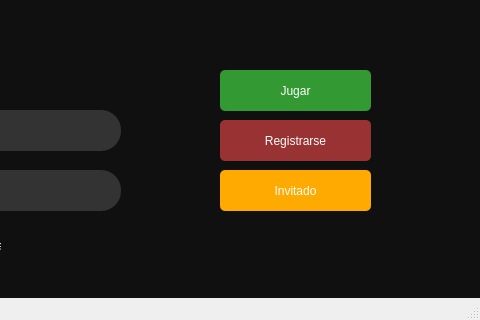
Qt form sesion.ui (javierjose1224/Proyecto_final) before a commit; both pictures show x 270 to 750 and y 130 to 450 of the 750 by 450 pixel window.
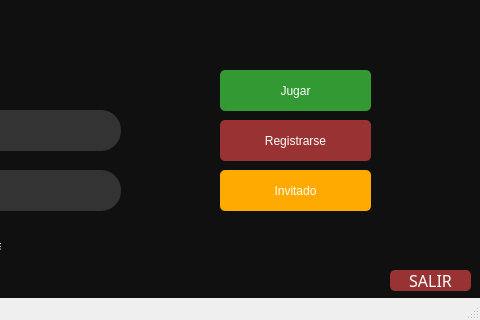
The same form after that commit. Icons and pictures are not drawn.

What changed in the file:
```diff
--- a/sesion.ui
+++ b/sesion.ui
@@ -675,6 +675,35 @@
       <string/>
      </property>
     </widget>
+    <widget class="QPushButton" name="SALIR">
+     <property name="geometry">
+      <rect>
+       <x>660</x>
+       <y>400</y>
+       <width>81</width>
+       <height>21</height>
+      </rect>
+     </property>
+     <property name="font">
+      <font>
+       <family>MV Boli</family>
+       <pointsize>12</pointsize>
+       <weight>50</weight>
+       <italic>false</italic>
+       <bold>false</bold>
+      </font>
+     </property>
+     <property name="styleSheet">
+      <string notr="true">Padding: 1px;
+font: 12pt &quot;MV Boli&quot;;
+Border-radius: 5px;
+Background: #933;
+Color: #fefefe;</string>
+     </property>
+     <property name="text">
+      <string>SALIR</string>
+     </property>
+    </widget>
    </widget>
   </widget>
   <widget class="QStatusBar" name="statusbar"/>
```
